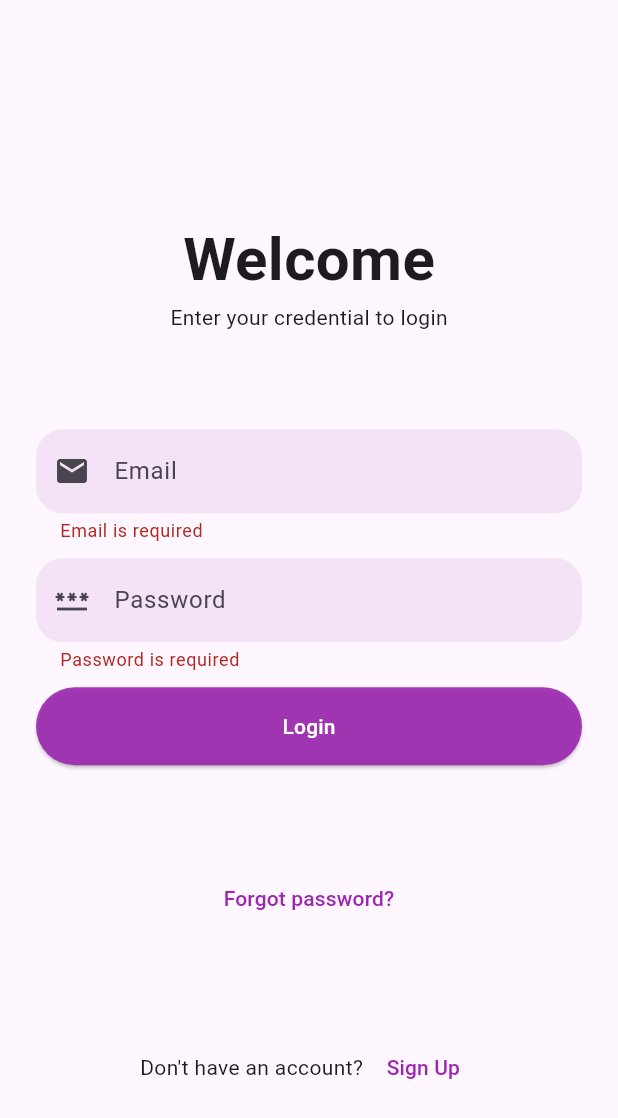
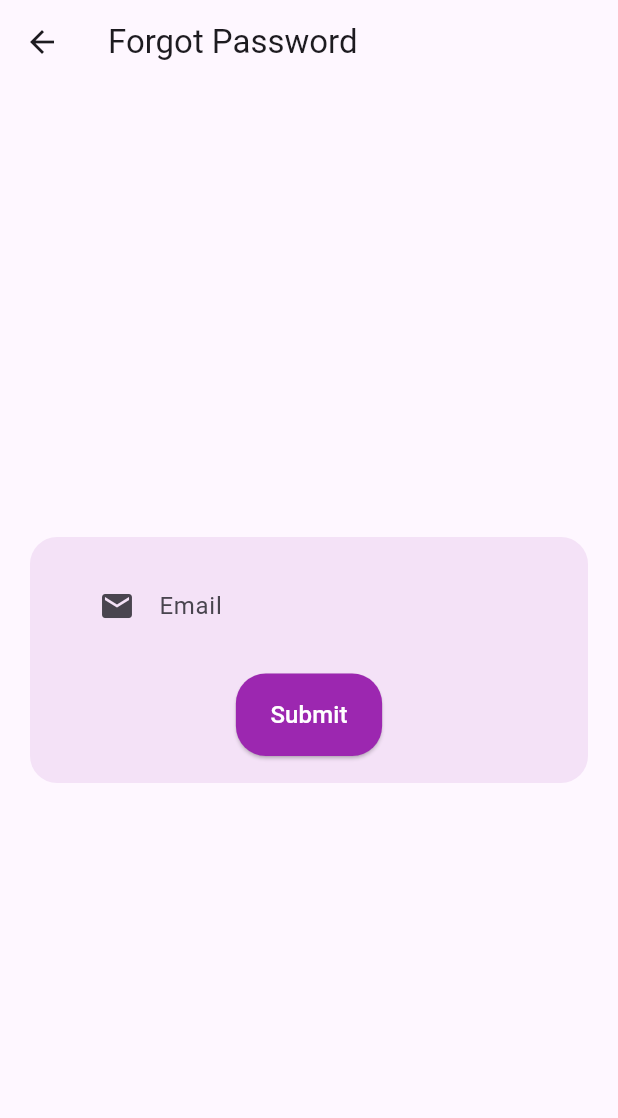
Before and after one commit to SidharthVNampoothiripad/Vehicle_Service_App, a Flutter app: the screen it shows after launch, after a tap on "Login", after a tap on "Forgot password?", on a phone screen of 412 x 824 dp. Shown: the top 1118 px of the screen. Run offline on Flutter 3.47's test engine with Material 3 defaults, Android fonts, the phone set to English and light mode, and no system bars; our stand-ins replace carousel_slider, cloud_firestore, firebase_auth, firebase_core, flutter_rating_bar, geolocator and 1 more; accounts and stored records are empty; network calls fail.

Commit message:
Add files via upload

```diff
--- a/lib/Orders/my_orders_page.dart
+++ b/lib/Orders/my_orders_page.dart
@@ -8,8 +8,8 @@ class OrdersPendingPage extends StatelessWidget {
   Widget build(BuildContext context) {
     return Scaffold(
       appBar: AppBar(
-        title: Text('My Orders'),
-        backgroundColor: Color.fromARGB(255, 182, 200, 247),
+        title: Text('Pending Orders'),
+        backgroundColor: Color.fromARGB(255, 207, 173, 210),
       ),
       body: StreamBuilder<QuerySnapshot>(
         stream: FirebaseFirestore.instance
--- a/lib/carousel_detailed.dart
+++ b/lib/carousel_detailed.dart
@@ -54,6 +54,7 @@ List<String> imagePaths = [
                         imageIndex++ % imagePaths.length], // Get the image path based on the current index
                 distance: centerData['distance'] != null ? centerData['distance'].toDouble() : 0.0,
                 serviceAmounts: Map<String, int>.from(centerData['Service_Amounts']),
+                rating: centerData['rating'] ?? 0.0
               );
             },
           );
--- /dev/null
+++ b/lib/forgot_password.dart
@@ -0,0 +1,119 @@
+import 'package:flutter/material.dart';
+import 'package:firebase_auth/firebase_auth.dart';
+
+class ForgotPasswordPage extends StatefulWidget {
+  @override
+  _ForgotPasswordPageState createState() => _ForgotPasswordPageState();
+}
+
+class _ForgotPasswordPageState extends State<ForgotPasswordPage> {
+  TextEditingController _emailController = TextEditingController();
+  String _email = '';
+
+  void _submitForm() async {
+    String email = _emailController.text.trim();
+
+    try {
+      await FirebaseAuth.instance.sendPasswordResetEmail(email: email);
+      // Password reset email sent successfully
+      ScaffoldMessenger.of(context).showSnackBar(
+        SnackBar(
+          content: Text('Password reset email sent successfully.'),
+        ),
+      );
+    } catch (error) {
+      // Error occurred while sending password reset email
+      ScaffoldMessenger.of(context).showSnackBar(
+        SnackBar(
+          content: Text('Error: $error'),
+        ),
+      );
+    }
+  }
+
+  @override
+  void dispose() {
+    // Clean up the controller when the widget is disposed.
+    _emailController.dispose();
+    super.dispose();
+  }
+
+  @override
+  Widget build(BuildContext context) {
+    return Scaffold(
+      appBar: AppBar(
+        title: Text('Forgot Password'),
+      ),
+      body: Padding(
+        padding: EdgeInsets.all(20.0),
+        child: Column(
+          mainAxisAlignment: MainAxisAlignment.center,
+          children: <Widget>[
+            Container(
+              padding: EdgeInsets.all(18.0),
+              decoration: BoxDecoration(
+              color: Colors.purple.withOpacity(0.1),
+                borderRadius: BorderRadius.circular(18),
+              ),
+              child: Column(
+                children: <Widget>[
+                 Container(
+  padding: EdgeInsets.symmetric(horizontal: 16.0),
+  decoration: BoxDecoration( // Background color for the email textbox
+    borderRadius: BorderRadius.circular(8),
+  ),
+  child: TextFormField(
+    controller: _emailController,
+    onChanged: (value) {
+      setState(() {
+        _email = value;
+      });
+    },
+    decoration: InputDecoration(
+      labelText: 'Email',
+      border: InputBorder.none,
+      prefixIcon: Icon(Icons.email),
+    ),
+    validator: (value) {
+      if (value == null || value.isEmpty) {
+        return 'Email is required';
+      } else if (!RegExp(
+              r'^[\w-]+(\.[\w-]+)*@([\w-]+\.)+[a-zA-Z]{2,7}$')
+          .hasMatch(value)) {
+        return 'Enter a valid email address';
+      }
+      return null;
+    },
+    autovalidateMode: AutovalidateMode.onUserInteraction,
+  ),
+),
+                  SizedBox(height: 17.0),
+                  ElevatedButton(
+                    onPressed: _submitForm,
+                    style: ElevatedButton.styleFrom(
+                      padding: EdgeInsets.symmetric(vertical: 16, horizontal: 23), // Adjust button padding here
+                      shape: RoundedRectangleBorder(
+                        borderRadius: BorderRadius.circular(20.0),
+                      ),
+                      backgroundColor: Colors.purple,
+                    ),
+                    child: Text(
+                      'Submit',
+                      style: TextStyle(fontSize: 16, color: Colors.white), // Adjust button text size here
+                    ),
+                  ),
+                ],
+              ),
+            ),
+          ],
+        ),
+      ),
+    );
+  }
+}
+
+void main() {
+  runApp(MaterialApp(
+    home: ForgotPasswordPage(),
+  ));
+}
--- a/lib/login_page.dart
+++ b/lib/login_page.dart
@@ -2,7 +2,7 @@ import 'package:flutter/material.dart';
 import 'package:firebase_auth/firebase_auth.dart';
 import 'signup_page.dart';
 import 'home_screen.dart';
-
+import 'forgot_password.dart';
 class LoginPage extends StatefulWidget {
   @override
   _LoginPageState createState() => _LoginPageState();
@@ -166,6 +166,12 @@ class _LoginPageState extends State<LoginPage> {
   _forgotPassword(context) {
     return TextButton(
       onPressed: () {
+         Navigator.push(
+              context,
+              MaterialPageRoute(
+                builder: (context) => ForgotPasswordPage(),
+              ),
+            );
       },
       child: const Text(
         "Forgot password?",
--- a/lib/order_page.dart
+++ b/lib/order_page.dart
@@ -8,8 +8,8 @@ class OrderPage extends StatelessWidget {
   Widget build(BuildContext context) {
     return Scaffold(
       appBar: AppBar(
-        title: Text('Orders'),
-        backgroundColor: Color.fromARGB(255, 169, 170, 255),
+        title: Text('My Orders'),
+        backgroundColor: Color.fromARGB(255, 207, 173, 210),
       ),
       backgroundColor: Color.fromARGB(255, 250, 223, 255),
       body: Center(
--- a/lib/search_page.dart
+++ b/lib/search_page.dart
@@ -138,6 +138,8 @@ class _SearchPageState extends State<SearchPage> {
                         distance: serviceCenter['distance'] != null ? serviceCenter['distance'].toDouble() : 0.0,
                         serviceAmounts: Map<String, int>.from(serviceCenter['Service_Amounts']),
                         email: serviceCenter['Email'],
+                        rating: serviceCenter['rating'] ?? 0.0
+
                       ),
                     );
                   },
--- a/lib/service_center_card.dart
+++ b/lib/service_center_card.dart
@@ -1,6 +1,5 @@
 
-
- import 'package:flutter/material.dart';
+import 'package:flutter/material.dart';
 import 'service_center_detail_page.dart';class ServiceCenterCard extends StatelessWidget {
   final String name;
   final String phoneNumber;
@@ -9,6 +8,7 @@ import 'service_center_detail_page.dart';class ServiceCenterCard extends Statele
   final String imagePath;
   final double distance;
   final String email;
+  final double rating;
   final Map<String, int> serviceAmounts;
 
   ServiceCenterCard({
@@ -19,10 +19,10 @@ import 'service_center_detail_page.dart';class ServiceCenterCard extends Statele
     required this.imagePath,
     required this.distance,
     required this.serviceAmounts,
-    required this.email // Add service amounts parameter
+    required this.rating,
+    required this.email,
   });
 
-  get rating => 0;
 
   @override
   Widget build(BuildContext context) {
--- a/lib/service_center_detail_page.dart
+++ b/lib/service_center_detail_page.dart
@@ -241,7 +241,7 @@ void placeOrder(String userEmail, String serviceCenterName, List<String> selecte
                 );
                         },
                         style: ElevatedButton.styleFrom(
-                          padding: EdgeInsets.symmetric(vertical: 17, horizontal: 25),
+                          padding: EdgeInsets.symmetric(vertical: 16, horizontal: 31),
                           shape: RoundedRectangleBorder(
                             borderRadius: BorderRadius.circular(22),
                           ),
@@ -249,7 +249,7 @@ void placeOrder(String userEmail, String serviceCenterName, List<String> selecte
                         ),
                         child: Text(
                           'Order',
-                          style: TextStyle(color: Colors.white),
+                          style: TextStyle(color: Colors.white,fontSize:15,),
                         ),
                       ),
                     ],
```
Also changed, not shown: lib/Orders/RatingSubmissionPage.dart (+10 -10 lines), lib/Orders/orders_completed.dart (+5 -5 lines), lib/home_screen.dart (+7 -6 lines).
